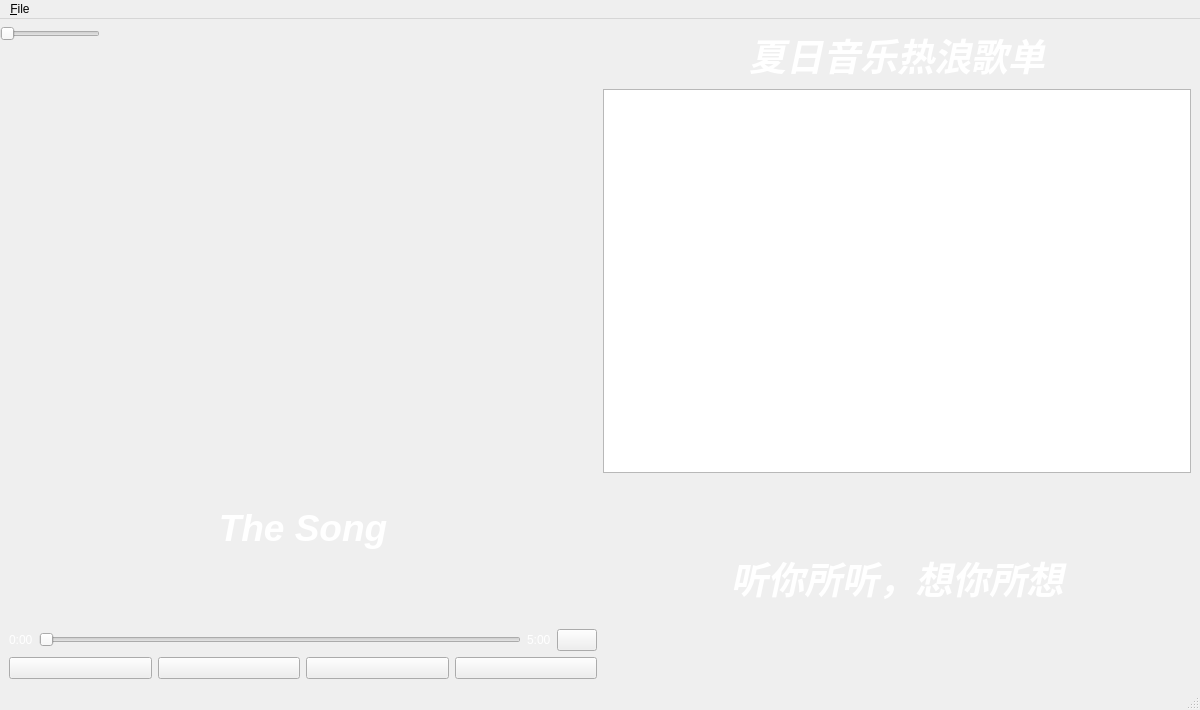
This is subprojects/mp3/mp3.ui in TennousuAthena/qcDrive as Qt 5 draws it before an edit. The edited form follows.
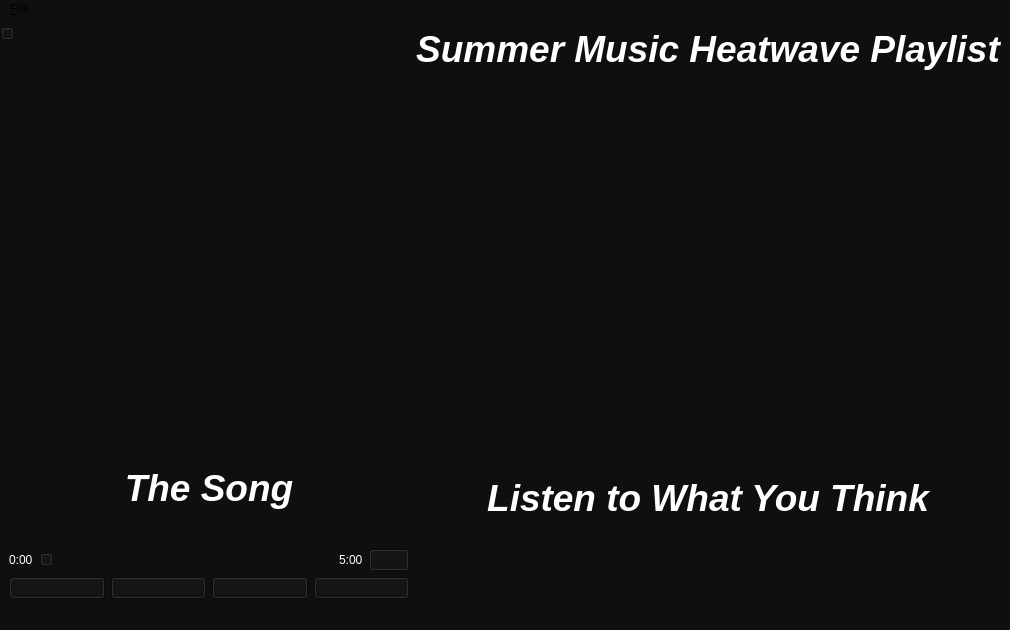
This is the edited form. Icons and pictures are not drawn.

The edit to the form file:
```diff
--- a/subprojects/mp3/mp3.ui
+++ b/subprojects/mp3/mp3.ui
@@ -6,13 +6,16 @@
    <rect>
     <x>0</x>
     <y>0</y>
-    <width>1200</width>
-    <height>710</height>
+    <width>960</width>
+    <height>630</height>
    </rect>
   </property>
   <property name="windowTitle">
    <string>MainWindow</string>
   </property>
+  <property name="styleSheet">
+   <string notr="true">background-color: rgb(15, 15, 15);</string>
+  </property>
   <widget class="QWidget" name="centralwidget">
    <layout class="QHBoxLayout" name="horizontalLayout">
     <item>
@@ -158,7 +161,7 @@
       <item>
        <widget class="QLabel" name="playlistTitleLabel">
         <property name="text">
-         <string>&lt;html&gt;&lt;head/&gt;&lt;body&gt;&lt;p&gt;&lt;span style=&quot; font-size:28pt; font-weight:700; font-style:italic; color:#ffffff;&quot;&gt;夏日音乐热浪歌单&lt;/span&gt;&lt;/p&gt;&lt;/body&gt;&lt;/html&gt;</string>
+         <string>&lt;html&gt;&lt;head/&gt;&lt;body&gt;&lt;p&gt;&lt;span style=&quot; font-size:28pt; font-weight:700; font-style:italic; color:#ffffff;&quot;&gt;Summer Music Heatwave Playlist&lt;/span&gt;&lt;/p&gt;&lt;/body&gt;&lt;/html&gt;</string>
         </property>
         <property name="alignment">
          <set>Qt::AlignCenter</set>
@@ -177,7 +180,7 @@
          </size>
         </property>
         <property name="text">
-         <string>&lt;html&gt;&lt;head/&gt;&lt;body&gt;&lt;p&gt;&lt;span style=&quot; font-size:28pt; font-weight:700; font-style:italic; color:#ffffff;&quot;&gt;听你所听，想你所想&lt;/span&gt;&lt;/p&gt;&lt;/body&gt;&lt;/html&gt;</string>
+         <string>&lt;html&gt;&lt;head/&gt;&lt;body&gt;&lt;p&gt;&lt;span style=&quot; font-size:28pt; font-weight:700; font-style:italic; color:#ffffff;&quot;&gt;Listen to What You Think&lt;/span&gt;&lt;/p&gt;&lt;/body&gt;&lt;/html&gt;</string>
         </property>
         <property name="scaledContents">
          <bool>true</bool>
@@ -218,7 +221,7 @@
     <rect>
      <x>0</x>
      <y>0</y>
-     <width>1200</width>
+     <width>960</width>
      <height>24</height>
     </rect>
    </property>
```
Left out of the diff: 14 changed lines with no effect on the pictures.
